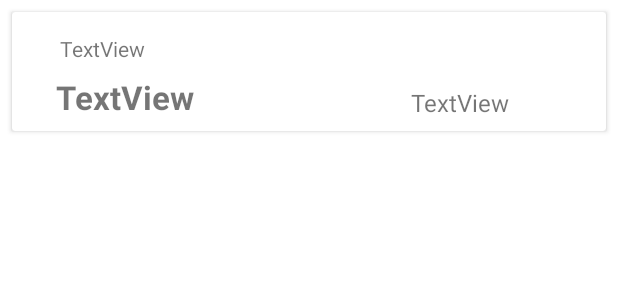
After one commit to N-A-B-S/BuildUpPlaybubba, an Android app: the layout list_meal_items.xml on its own in the app's theme, with its tools: preview values and no code run, on a phone screen of 412 x 824 dp. The commit adds this screen. Shown: the top 300 px of the screen. Run offline under Robolectric (Android 15) with nearby library versions, the phone set to English and light mode, and no system bars.

Commit message:
Adding Meal Activity

```diff
--- a/app/src/main/java/com/example/buildupplaybubba/BrowseActivity.java
+++ b/app/src/main/java/com/example/buildupplaybubba/BrowseActivity.java
@@ -62,6 +62,8 @@ public class BrowseActivity extends AppCompatActivity{
         nutrition.setOnClickListener(new View.OnClickListener() {
             @Override
             public void onClick(View v) {
+                Intent intent = new Intent(getApplicationContext(), MealActivity.class);
+                startActivity(intent);
                 Toast.makeText(BrowseActivity.this, "Card onClick", Toast.LENGTH_SHORT).show();
             }
         });
--- /dev/null
+++ b/app/src/main/res/layout/list_meal_items.xml
@@ -0,0 +1,68 @@
+<?xml version="1.0" encoding="utf-8"?>
+<androidx.constraintlayout.widget.ConstraintLayout xmlns:android="http://schemas.android.com/apk/res/android"
+    xmlns:app="http://schemas.android.com/apk/res-auto"
+    xmlns:tools="http://schemas.android.com/tools"
+    android:layout_width="match_parent"
+    android:layout_height="wrap_content">
+
+    <androidx.cardview.widget.CardView
+        android:layout_width="match_parent"
+        android:layout_height="wrap_content"
+        app:layout_constraintBottom_toBottomOf="parent"
+        app:layout_constraintTop_toTopOf="parent"
+        app:layout_constraintEnd_toEndOf="parent"
+        app:layout_constraintStart_toStartOf="parent"
+        android:layout_marginTop="8dp"
+        android:layout_marginBottom="8dp"
+        android:layout_marginEnd="8dp"
+        android:layout_marginStart="8dp">
+
+        <androidx.constraintlayout.widget.ConstraintLayout
+            android:layout_width="match_parent"
+            android:layout_height="match_parent">
+
+            <TextView
+                android:id="@+id/tv_date"
+                android:layout_width="wrap_content"
+                android:layout_height="wrap_content"
+                android:layout_margin="8dp"
+                android:text="TextView"
+                android:textSize="14sp"
+                app:layout_constraintBottom_toBottomOf="parent"
+                app:layout_constraintEnd_toEndOf="parent"
+                app:layout_constraintStart_toStartOf="parent"
+                app:layout_constraintTop_toTopOf="parent"
+                app:layout_constraintHorizontal_bias="0.075"
+                app:layout_constraintVertical_bias="0.15"/>
+
+            <TextView
+                android:id="@+id/tv_mealTitle"
+                android:layout_width="wrap_content"
+                android:layout_height="wrap_content"
+                android:layout_margin="8dp"
+                android:text="TextView"
+                android:textSize="22sp"
+                android:textStyle="bold"
+                app:layout_constraintBottom_toBottomOf="parent"
+                app:layout_constraintEnd_toEndOf="parent"
+                app:layout_constraintHorizontal_bias="0.075"
+                app:layout_constraintStart_toStartOf="parent"
+                app:layout_constraintTop_toBottomOf="@+id/tv_date"
+                app:layout_constraintVertical_bias="0.47" />
+
+            <TextView
+                android:id="@+id/tv_mealCalories"
+                android:layout_width="wrap_content"
+                android:layout_height="wrap_content"
+                android:layout_margin="8dp"
+                android:text="TextView"
+                android:textSize="16sp"
+                app:layout_constraintBottom_toBottomOf="parent"
+                app:layout_constraintEnd_toEndOf="parent"
+                app:layout_constraintHorizontal_bias="0.82"
+                app:layout_constraintStart_toStartOf="parent" />
+
+        </androidx.constraintlayout.widget.ConstraintLayout>
+
+    </androidx.cardview.widget.CardView>
+</androidx.constraintlayout.widget.ConstraintLayout>
```
Also changed, not shown: app/src/main/AndroidManifest.xml (+7 -4 lines), app/src/main/java/com/example/buildupplaybubba/MealActivity.java (added, +106 -0 lines), app/src/main/java/com/example/buildupplaybubba/RecyclerView/MealRecyclerAdapter.java (added, +75 -0 lines), app/src/main/res/layout/activity_meal.xml (added, +14 -0 lines).
